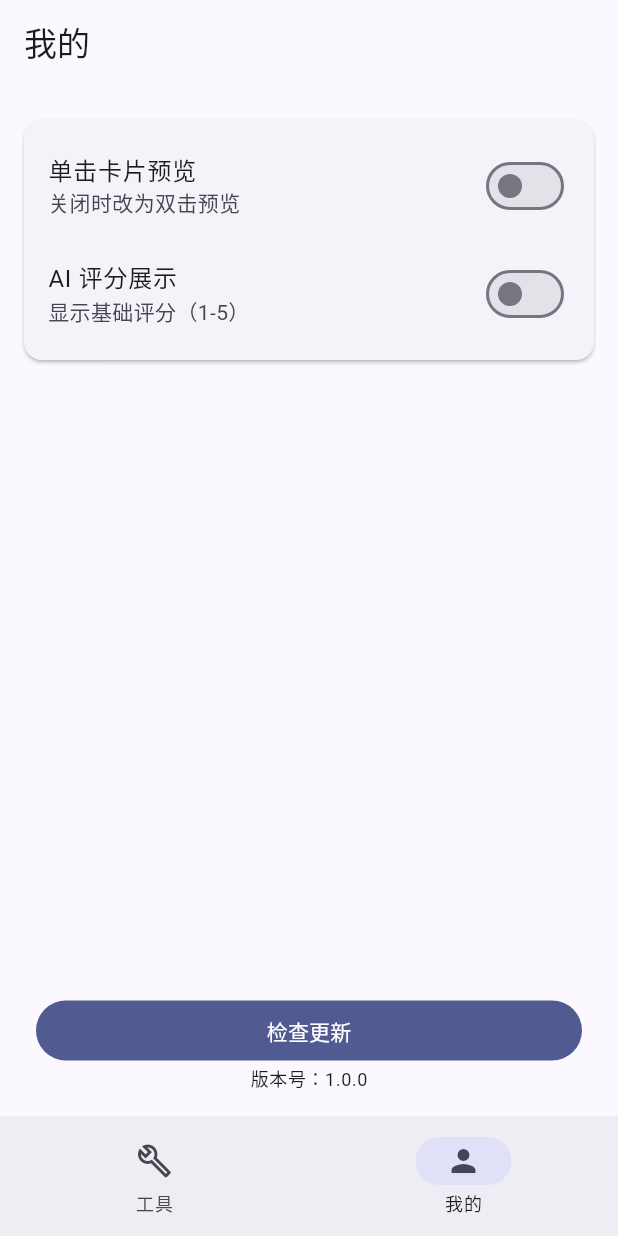
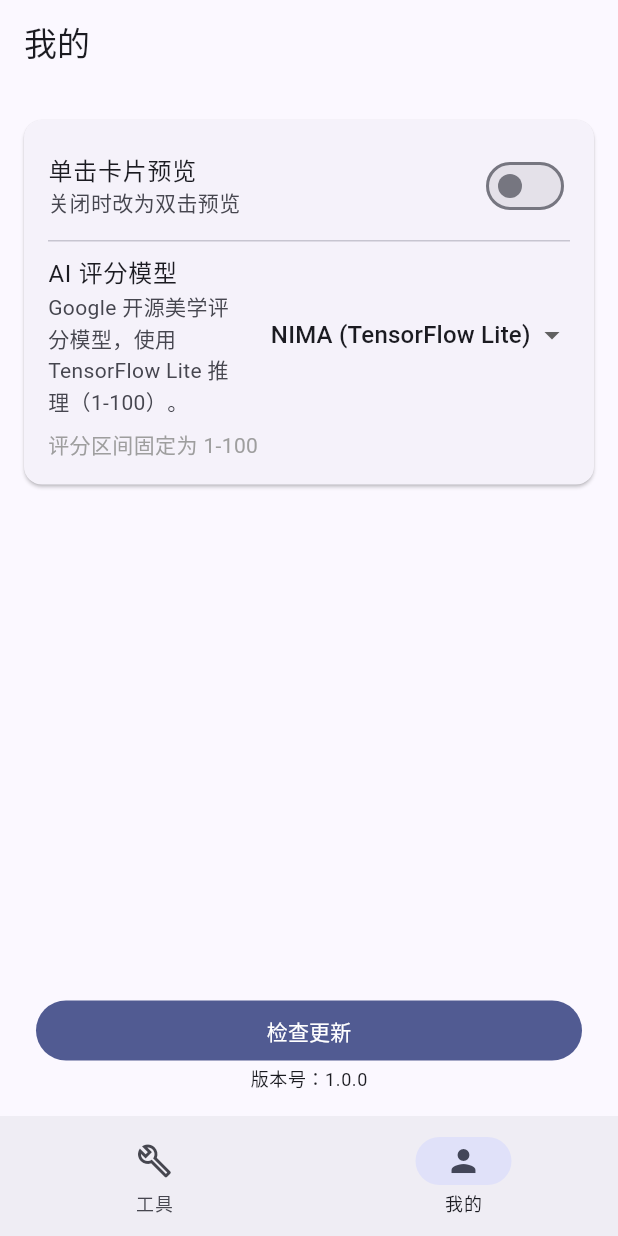
Before and after one commit to edwin152/photo_lab, a Flutter app: the screen it shows after launch, item 2 of the bottom bar chosen, on a phone screen of 412 x 824 dp. Run offline on Flutter 3.47's test engine with Material 3 defaults, Android fonts, the phone set to English and light mode, and no system bars; our stand-ins replace package_info_plus, photo_view, sqflite; missing offline and left inert: photo_manager, tflite_flutter; accounts and stored records are empty.

Commit message:
feat: add selectable TFLite-based aesthetic scoring model

```diff
--- a/lib/pick/pick_swipe_page.dart
+++ b/lib/pick/pick_swipe_page.dart
@@ -421,7 +421,7 @@ class _PickSwipePageState extends State<PickSwipePage>
                                   onPanEnd: null,
                                   onDoubleTap: null,
                                   onTap: null,
-                                  useAdvancedScore: settings.enableAdvancedScore,
+                                  useAdvancedScore: true,
                                 ),
                               if (photo != null && asset != null)
                                 _buildUnifiedCard(
@@ -441,7 +441,7 @@ class _PickSwipePageState extends State<PickSwipePage>
                                   onTap: useSingleTapPreview
                                       ? () => _openPreview(photo)
                                       : null,
-                                  useAdvancedScore: settings.enableAdvancedScore,
+                                  useAdvancedScore: true,
                                 )
                               else
                                 const Text('没有更多照片了'),
@@ -463,7 +463,7 @@ class _PickSwipePageState extends State<PickSwipePage>
                                   onPanEnd: null,
                                   onDoubleTap: null,
                                   onTap: null,
-                                  useAdvancedScore: settings.enableAdvancedScore,
+                                  useAdvancedScore: true,
                                 ),
                             ],
                           );
--- a/lib/profile/profile.dart
+++ b/lib/profile/profile.dart
@@ -1,6 +1,7 @@
 import 'package:flutter/material.dart';
 import 'package:package_info_plus/package_info_plus.dart';
 import '../settings/app_settings.dart';
+import '../settings/score_model_option.dart';
 
 class ProfilePage extends StatelessWidget {
   const ProfilePage({super.key});
@@ -73,14 +74,39 @@ class _PreviewSettingsCard extends StatelessWidget {
               value: settings.enableSingleTapPreview,
               onChanged: settings.setEnableSingleTapPreview,
             ),
-            SwitchListTile(
+            const Divider(height: 1),
+            ListTile(
               contentPadding: EdgeInsets.zero,
-              title: const Text('AI 评分展示'),
-              subtitle: Text(
-                settings.enableAdvancedScore ? '显示高级评分（1-100）' : '显示基础评分（1-5）',
+              title: const Text('AI 评分模型'),
+              subtitle: Text(settings.scoreModel.description),
+              trailing: DropdownButtonHideUnderline(
+                child: DropdownButton<ScoreModelOption>(
+                  value: settings.scoreModel,
+                  items: ScoreModelOption.values
+                      .map(
+                        (option) => DropdownMenuItem<ScoreModelOption>(
+                          value: option,
+                          child: Text(option.label),
+                        ),
+                      )
+                      .toList(),
+                  onChanged: (value) {
+                    if (value != null) {
+                      settings.setScoreModel(value);
+                    }
+                  },
+                ),
               ),
-              value: settings.enableAdvancedScore,
-              onChanged: settings.setEnableAdvancedScore,
+            ),
+            const Padding(
+              padding: EdgeInsets.only(bottom: 8),
+              child: Align(
+                alignment: Alignment.centerLeft,
+                child: Text(
+                  '评分区间固定为 1-100',
+                  style: TextStyle(color: Colors.grey),
+                ),
+              ),
             ),
           ],
         ),
--- a/lib/settings/app_settings.dart
+++ b/lib/settings/app_settings.dart
@@ -1,11 +1,13 @@
 import 'package:flutter/material.dart';
+
+import 'score_model_option.dart';
 
 class AppSettings extends ChangeNotifier {
   bool _enableSingleTapPreview = false;
-  bool _enableAdvancedScore = false;
+  ScoreModelOption _scoreModel = ScoreModelOption.nimaTflite;
 
   bool get enableSingleTapPreview => _enableSingleTapPreview;
-  bool get enableAdvancedScore => _enableAdvancedScore;
+  ScoreModelOption get scoreModel => _scoreModel;
 
   void setEnableSingleTapPreview(bool value) {
     if (_enableSingleTapPreview == value) {
@@ -15,11 +17,11 @@ class AppSettings extends ChangeNotifier {
     notifyListeners();
   }
 
-  void setEnableAdvancedScore(bool value) {
-    if (_enableAdvancedScore == value) {
+  void setScoreModel(ScoreModelOption value) {
+    if (_scoreModel == value) {
       return;
     }
-    _enableAdvancedScore = value;
+    _scoreModel = value;
     notifyListeners();
   }
 }
--- /dev/null
+++ b/lib/settings/score_model_option.dart
@@ -0,0 +1,24 @@
+enum ScoreModelOption {
+  mobilenetV3Large,
+  nimaTflite,
+}
+
+extension ScoreModelOptionLabel on ScoreModelOption {
+  String get label {
+    switch (this) {
+      case ScoreModelOption.mobilenetV3Large:
+        return 'MobileNetV3 (内置基线)';
+      case ScoreModelOption.nimaTflite:
+        return 'NIMA (TensorFlow Lite)';
+    }
+  }
+
+  String get description {
+    switch (this) {
+      case ScoreModelOption.mobilenetV3Large:
+        return '无需模型文件，快速评分（1-100）。';
+      case ScoreModelOption.nimaTflite:
+        return 'Google 开源美学评分模型，使用 TensorFlow Lite 推理（1-100）。';
+    }
+  }
+}
```
Also changed, not shown: lib/pick/model/aesthetic_model_factory.dart (added, +20 -0 lines), lib/pick/model/nima_tflite_aesthetic_model.dart (added, +148 -0 lines), lib/pick/pick.dart (+5 -23 lines), pubspec.yaml (+4 -4 lines), 1 other file.
